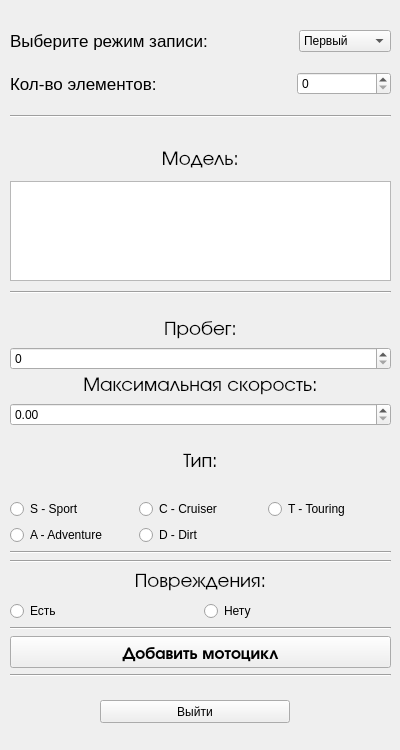
First picture: the form in LabWork_6/Task_2/mainwindow.ui, repository Max2772/FoA-P-2-Semester-, before the edit.
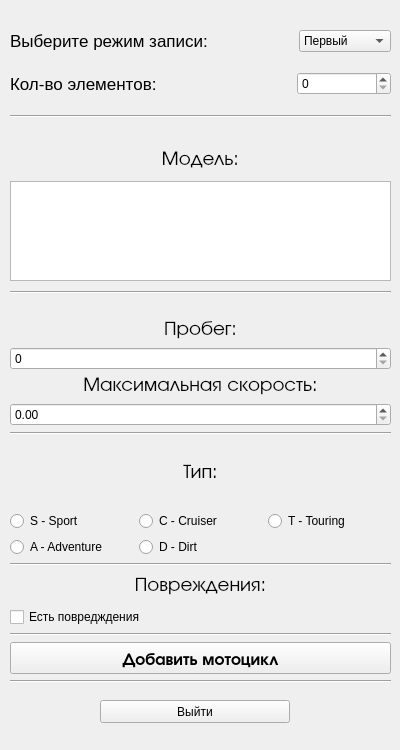
Second picture: the form after the edit. Icons and pictures are not drawn.

```diff
--- a/LabWork_6/Task_2/mainwindow.ui
+++ b/LabWork_6/Task_2/mainwindow.ui
@@ -269,7 +269,7 @@
         <x>0</x>
         <y>0</y>
         <width>381</width>
-        <height>527</height>
+        <height>533</height>
        </rect>
       </property>
       <layout class="QVBoxLayout" name="verticalLayoutStruct">
@@ -408,9 +408,16 @@
         </layout>
        </item>
        <item>
-        <layout class="QVBoxLayout" name="verticalLayout_14">
+        <widget class="Line" name="line_11">
+         <property name="orientation">
+          <enum>Qt::Horizontal</enum>
+         </property>
+        </widget>
+       </item>
+       <item>
+        <layout class="QVBoxLayout" name="verticalLayout_24">
          <item>
-          <widget class="QLabel" name="labelTypeInfo_2">
+          <widget class="QLabel" name="labelTypeInfo">
            <property name="font">
             <font>
              <family>URW Gothic</family>
@@ -471,13 +478,6 @@
            </item>
           </layout>
          </item>
-         <item>
-          <widget class="Line" name="line_11">
-           <property name="orientation">
-            <enum>Qt::Horizontal</enum>
-           </property>
-          </widget>
-         </item>
          <item>
           <layout class="QVBoxLayout" name="verticalLayout_15">
            <item>
@@ -511,22 +511,14 @@
             </widget>
            </item>
            <item>
-            <layout class="QHBoxLayout" name="horizontalLayout_4">
-             <item>
-              <widget class="QRadioButton" name="radioButtonDamage_Yes_2">
-               <property name="text">
-                <string>Есть</string>
-               </property>
-              </widget>
-             </item>
-             <item>
-              <widget class="QRadioButton" name="radioButtonDamage_No_2">
-               <property name="text">
-                <string>Нету</string>
-               </property>
-              </widget>
-             </item>
-            </layout>
+            <widget class="QCheckBox" name="checkBoxIsDamaged">
+             <property name="text">
+              <string>Есть повредждения</string>
+             </property>
+            </widget>
+           </item>
+           <item>
+            <layout class="QHBoxLayout" name="horizontalLayout_4"/>
            </item>
           </layout>
          </item>
```
Left out of the diff: 28 changed lines with no effect on the pictures.
